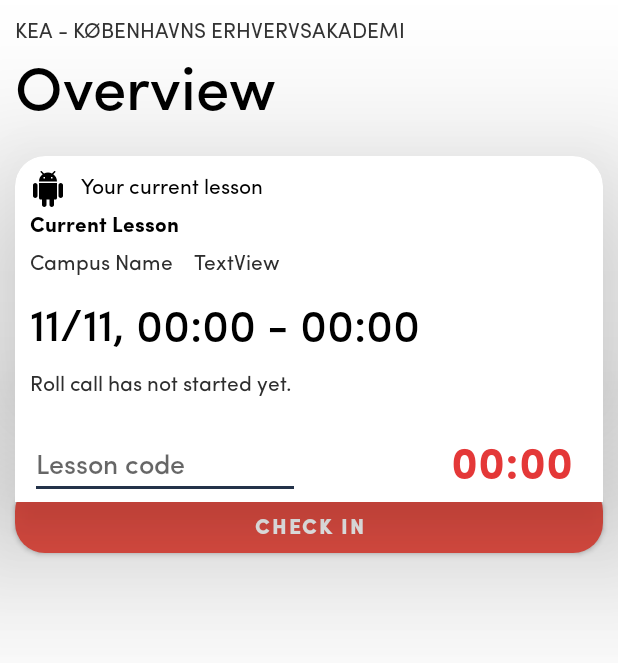
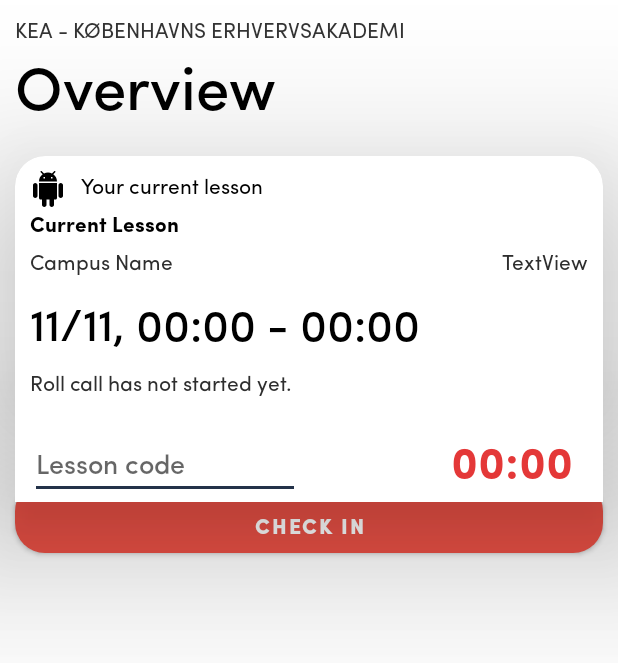
Before and after one commit to kimonkremizas/roll-call-android, an Android app: the layout flow_step_one_fragment.xml on its own in the app's theme, with its tools: preview values and no code run, on a phone screen of 412 x 824 dp. Shown: the top 663 px of the screen. Run offline under Robolectric (Android 15) with nearby library versions, the phone set to English and light mode, and no system bars.

Commit message:
Lil fixes

```diff
--- a/app/src/main/java/com/example/android/codelabs/navigation/FlowStepFragment.kt
+++ b/app/src/main/java/com/example/android/codelabs/navigation/FlowStepFragment.kt
@@ -143,13 +143,13 @@ class FlowStepFragment : Fragment() {
                 btnCheckIn?.isVisible = false
                 cardCheckIn?.isVisible = false
                 twRollCallStatus?.text = "Roll call has not started yet."
-                twRollCallStatus.setTextColor(Color.parseColor("#2E2E2E"))
+                twRollCallStatus?.setTextColor(Color.parseColor("#2E2E2E"))
             } else {
                 btnCheckIn?.isVisible = true
                 cardCheckIn?.isVisible = true
                 CheckInCounter()
                 twRollCallStatus?.text = "Roll call has started."
-                twRollCallStatus.setTextColor(Color.parseColor("#E43838"))
+                twRollCallStatus?.setTextColor(Color.parseColor("#E43838"))
             }
 
             if(swipeRefresh?.isRefreshing == true) {
--- a/app/src/main/res/layout/flow_step_one_fragment.xml
+++ b/app/src/main/res/layout/flow_step_one_fragment.xml
@@ -148,11 +148,11 @@
                     android:id="@+id/twTeacherName"
                     android:layout_width="wrap_content"
                     android:layout_height="wrap_content"
-                    android:layout_marginStart="10dp"
+                    android:layout_marginEnd="10dp"
                     android:fontFamily="@font/sofia_pro"
                     android:text="TextView"
                     android:textColor="#2E2E2E"
-                    app:layout_constraintStart_toEndOf="@+id/twLessonName"
+                    app:layout_constraintEnd_toEndOf="parent"
                     app:layout_constraintTop_toTopOf="@+id/twLessonCampus" />
 
                 <TextView
```
